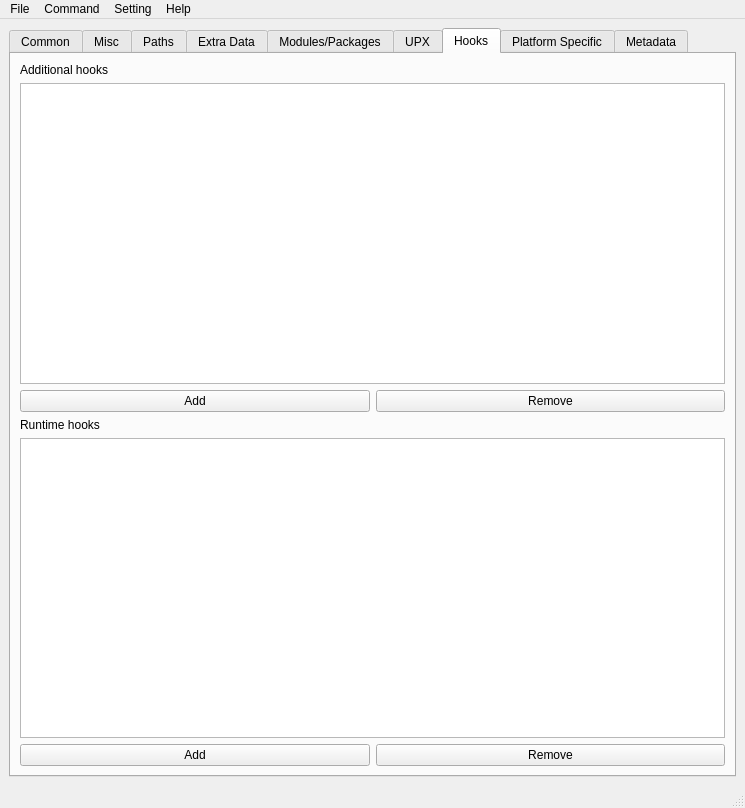
Old version of the form ui/design/main.ui in the repository zimolab/PyInstallerGUI.
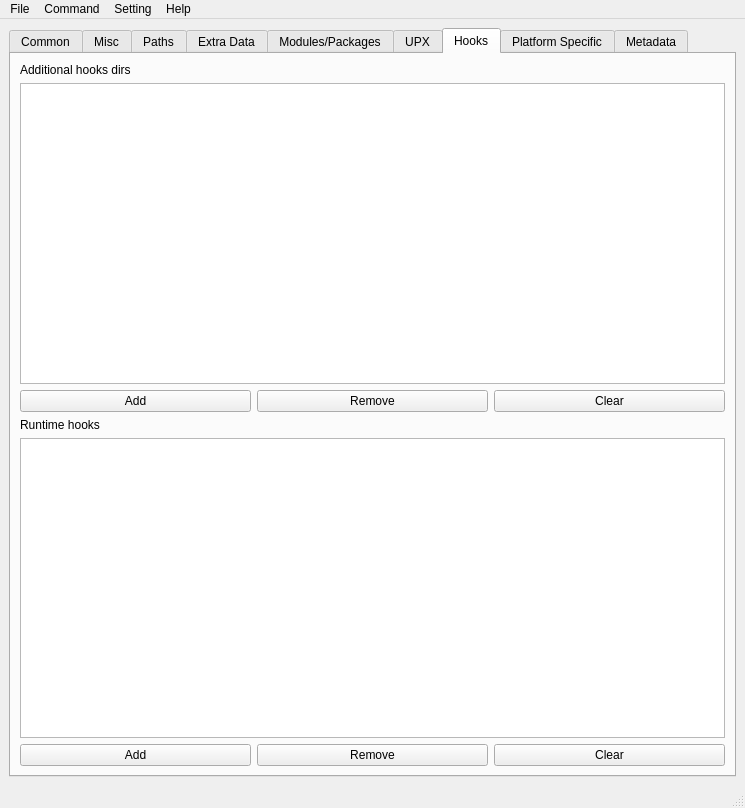
New version of the form. The open tabs and pages were chosen to show the change. Custom widgets are drawn as their Qt base class.

Commit message: 完成Hook Options的界面

The edit to the form file:
```diff
--- a/ui/design/main.ui
+++ b/ui/design/main.ui
@@ -1179,7 +1179,7 @@
           <item>
            <widget class="QLabel" name="hooksLabel">
             <property name="text">
-             <string>Additional hooks</string>
+             <string>Additional hooks dirs</string>
             </property>
            </widget>
           </item>
@@ -1202,6 +1202,13 @@
               </property>
              </widget>
             </item>
+            <item>
+             <widget class="QPushButton" name="clearHookDirsButton">
+              <property name="text">
+               <string>Clear</string>
+              </property>
+             </widget>
+            </item>
            </layout>
           </item>
          </layout>
@@ -1234,6 +1241,13 @@
               </property>
              </widget>
             </item>
+            <item>
+             <widget class="QPushButton" name="clearRTHooksButton">
+              <property name="text">
+               <string>Clear</string>
+              </property>
+             </widget>
+            </item>
            </layout>
           </item>
          </layout>
```
Left out of the diff: 10 changed lines with no effect on the pictures. The commit also changes 4 other files.
